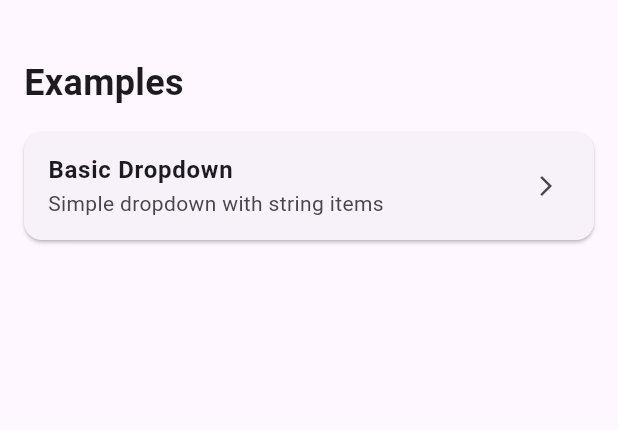
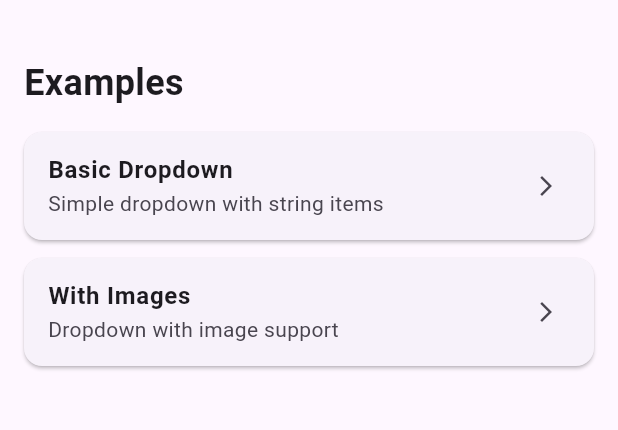
Before and after one commit to darbazrasul/smooth-dropdown-with-search, a Flutter app: the screen it shows after launch, on a phone screen of 412 x 824 dp, the part 63-493 px from its top. Run offline on Flutter 3.47's test engine with Material 3 defaults, Android fonts, the phone set to English and light mode, and no system bars; our stand-ins replace cached_network_image, flutter_hooks, flutter_screenutil, shimmer.

Commit message:
درۆپداوون لەگەل وێنە کاشکردنیان

```diff
--- a/lib/screen/home_page.dart
+++ b/lib/screen/home_page.dart
@@ -1,6 +1,7 @@
 import 'package:flutter/material.dart';
 import 'package:flutter_screenutil/flutter_screenutil.dart';
 import 'package:smooth_dropdown_with_search/example/basic_example.dart';
+import 'package:smooth_dropdown_with_search/example/image_example.dart';
 
 class MyApp extends StatelessWidget {
   const MyApp({super.key});
@@ -29,6 +30,19 @@ class MyApp extends StatelessWidget {
                       () => Navigator.push(
                         innerCtx,
                         MaterialPageRoute(builder: (_) => const BasicExample()),
+                      ),
+                    );
+                  },
+                ),
+                Builder(
+                  builder: (innerCtx) {
+                    return _buildExampleCard(
+                      innerCtx,
+                      'With Images',
+                      'Dropdown with image support',
+                      () => Navigator.push(
+                        innerCtx,
+                        MaterialPageRoute(builder: (_) => const ImageExample()),
                       ),
                     );
                   },
```
Also changed, not shown: lib/example/image_example.dart (added, +55 -0 lines).
